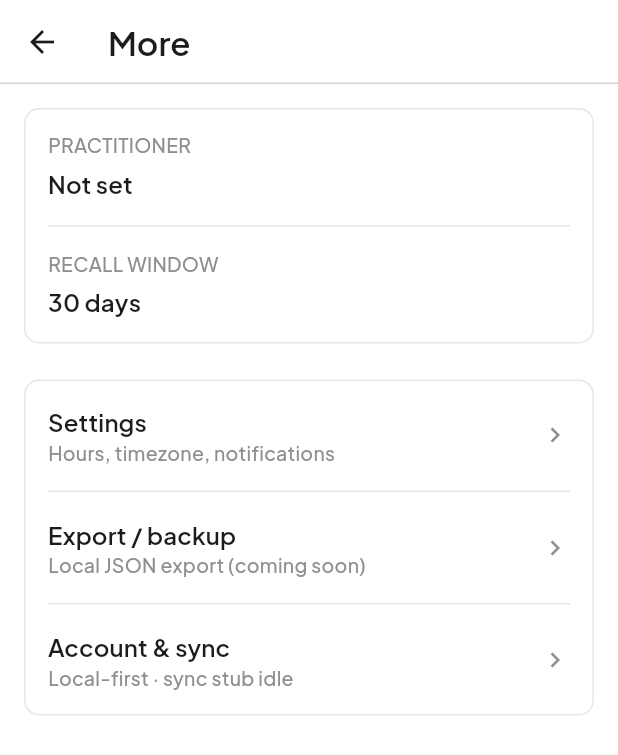
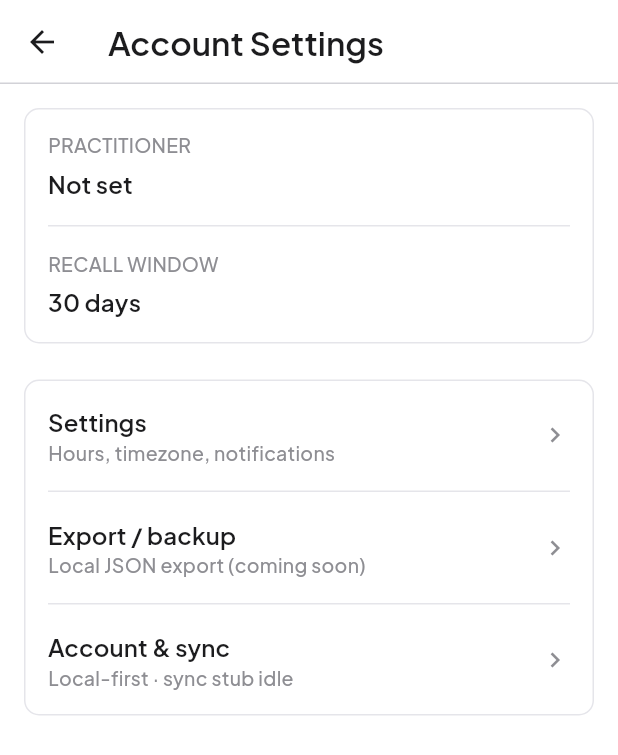
Before and after one commit to peterkwkwan/pelvi-crm, a Flutter app: the MoreScreen screen opened directly, on a phone screen of 412 x 824 dp. Shown: the top 755 px of the screen. Run offline on Flutter 3.47's test engine with Material 3 defaults, Android fonts, the phone set to English and light mode, and no system bars; our stand-ins replace drift, drift_flutter, google_fonts, speech_to_text; accounts and stored records are empty; generated files the repository leaves out were written again.

Commit message:
Rename More screen AppBar title to Account Settings
Bottom nav label stays More; only the screen title changed.

Co-authored-by: peterkwkwan <peterkwkwan@gmail.com>

```diff
--- a/lib/features/more/more_screen.dart
+++ b/lib/features/more/more_screen.dart
@@ -12,7 +12,7 @@ class MoreScreen extends StatelessWidget {
     final db = AppDatabaseProvider.of(context);
 
     return Scaffold(
-      appBar: AppBar(title: const Text('More')),
+      appBar: AppBar(title: const Text('Account Settings')),
       body: ListView(
         padding: const EdgeInsets.all(PelviSpace.md),
         children: [
```
